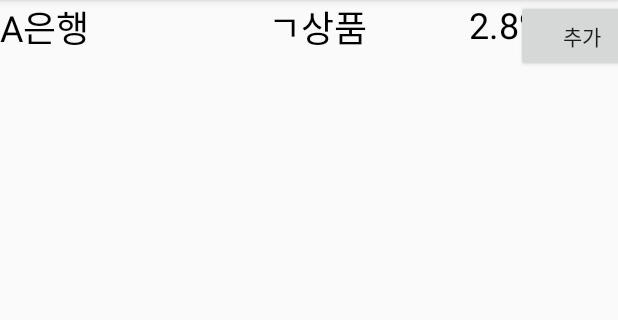
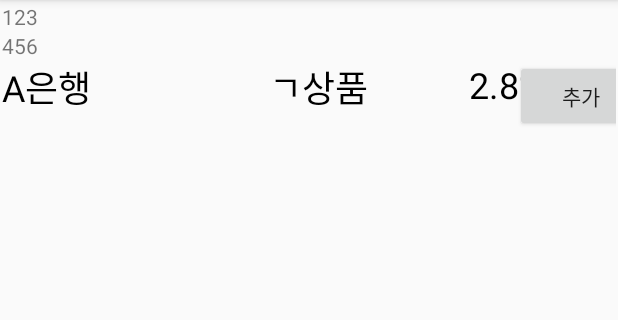
Before and after one commit to daeyoi/TITAE, an Android app: the SearchActivity screen opened directly, with no data from a screen before it, on a phone screen of 412 x 824 dp, the part 84-404 px from its top. Run offline under Robolectric (Android 15) with nearby library versions, the phone set to English and light mode, and no system bars; 6 statements that could not run were skipped.

Commit message:
search2Activity 구현 (multi select intent 미구현)

```diff
--- a/app/build.gradle
+++ b/app/build.gradle
@@ -26,7 +26,7 @@ android {
 dependencies {
     implementation fileTree(dir: 'libs', include: ['*.jar'])
 
-    implementation 'androidx.appcompat:appcompat:1.0.2'
+    implementation 'androidx.appcompat:appcompat:1.1.0'
     implementation 'com.google.android.material:material:1.0.0'
     implementation 'androidx.constraintlayout:constraintlayout:1.1.3'
     implementation 'androidx.navigation:navigation-fragment:2.0.0'
--- a/app/src/main/java/com/example/titae/MainActivity.java
+++ b/app/src/main/java/com/example/titae/MainActivity.java
@@ -19,12 +19,13 @@ public class MainActivity extends AppCompatActivity {
     protected void onCreate(Bundle savedInstanceState) {
         super.onCreate(savedInstanceState);
         setContentView(R.layout.activity_main);
+
         Button MTSbtn = (Button)findViewById(R.id.main_to_search_btn);
         MTSbtn.setOnClickListener(new View.OnClickListener() {
             @Override
             public void onClick(View v) {
-                Toast.makeText(getApplicationContext(), "to SearchActivity", Toast.LENGTH_LONG).show();
-                Intent myintent = new Intent(MainActivity.this, SearchActivity.class);
+                Toast.makeText(getApplicationContext(), "button click (to Search2Act)", Toast.LENGTH_LONG).show();
+                Intent myintent = new Intent(MainActivity.this, Search2Activity.class);
                 startActivity(myintent);
                 finish();
             }
--- a/app/src/main/java/com/example/titae/SearchActivity.java
+++ b/app/src/main/java/com/example/titae/SearchActivity.java
@@ -4,8 +4,13 @@ import androidx.appcompat.app.AppCompatActivity;
 import androidx.recyclerview.widget.LinearLayoutManager;
 import androidx.recyclerview.widget.RecyclerView;
 
+import android.content.Intent;
 import android.graphics.drawable.Drawable;
 import android.os.Bundle;
+import android.widget.TextView;
+import android.widget.Toast;
+
+import org.w3c.dom.Text;
 
 import java.util.ArrayList;
 
@@ -14,19 +19,40 @@ public class SearchActivity extends AppCompatActivity {
     SearchRecyclerAdapter mAdapter = null ;
     ArrayList<SearchRecyclerItem> mList = new ArrayList<SearchRecyclerItem>();
 
+
+
     @Override
     protected void onCreate(Bundle savedInstanceState) {
         super.onCreate(savedInstanceState);
         setContentView(R.layout.activity_search);
+
+        Intent intent = getIntent();
+        SearchData searchData = (SearchData)intent.getSerializableExtra("SEARCH_DATA");
+        if(searchData == null)
+        {
+            Toast.makeText(getApplicationContext(), "Tq", Toast.LENGTH_LONG).show();
+        }
+
+        TextView tv1 = (TextView)findViewById(R.id.tv1);
+        TextView tv2 = (TextView)findViewById(R.id.tv2);
+        TextView tv3 = (TextView)findViewById(R.id.tv3);
+        TextView tv4 = (TextView)findViewById(R.id.tv4);
+        TextView tv5 = (TextView)findViewById(R.id.tv5);
+        TextView tv6 = (TextView)findViewById(R.id.tv6);
+
+        tv1.setText("금융권역: " + searchData.getFinancialSphere() + "  ");
+        tv2.setText("가입대상: " + searchData.getTarget() + "  ");
+        tv3.setText("적립방식: " + searchData.getCalMethod() + "  ");
+        tv4.setText("지역: " + searchData.getRegion() + "  ");
+        tv5.setText("적립금액: " + searchData.getAmount() + "  ");
+        tv6.setText("저축기간: " + searchData.getPeriod() + "  ");
 
         mRecyclerView = findViewById(R.id.search_list) ;
 
         // 리사이클러뷰에 SimpleTextAdapter 객체 지정.
         mAdapter = new SearchRecyclerAdapter(mList) ;
         mRecyclerView.setAdapter(mAdapter) ;
-
         mRecyclerView.setLayoutManager(new LinearLayoutManager(this)) ;
-
 
         // 아이템 추가. 임시로 직접입력
         addItem("A은행",
@@ -40,6 +66,35 @@ public class SearchActivity extends AppCompatActivity {
         addItem("E은행",
                 "ㅁ상품", 2.77F) ;
 
+
+        addItem("D은행",
+                "ㄹ상품", 2.94F) ;
+        addItem("E은행",
+                "ㅁ상품", 2.77F) ;
+        addItem("D은행",
+                "ㄹ상품", 2.94F) ;
+        addItem("E은행",
+                "ㅁ상품", 2.77F) ;
+        addItem("D은행",
+                "ㄹ상품", 2.94F) ;
+        addItem("E은행",
+                "ㅁ상품", 2.77F) ;
+        addItem("D은행",
+                "ㄹ상품", 2.94F) ;
+        addItem("E은행",
+                "ㅁ상품", 2.77F) ;
+        addItem("D은행",
+                "ㄹ상품", 2.94F) ;
+        addItem("E은행",
+                "ㅁ상품", 2.77F) ;
+        addItem("D은행",
+                "ㄹ상품", 2.94F) ;
+        addItem("E은행",
+                "ㅁ상품", 2.77F) ;
+        addItem("D은행",
+                "ㄹ상품", 2.94F) ;
+        addItem("E은행",
+                "ㅁ상품", 2.77F) ;
         mAdapter.notifyDataSetChanged() ;
     }
 
@@ -54,4 +109,5 @@ public class SearchActivity extends AppCompatActivity {
 
         mList.add(item);
     }
+
 }
--- a/app/src/main/res/layout/activity_search.xml
+++ b/app/src/main/res/layout/activity_search.xml
@@ -6,12 +6,75 @@
     android:layout_height="match_parent"
     tools:context=".SearchActivity">
 
-    <androidx.recyclerview.widget.RecyclerView
-        android:layout_width="match_parent"
+    <LinearLayout
+        android:id="@+id/linearLayout"
+        android:layout_width="0dp"
         android:layout_height="0dp"
-        android:id="@+id/search_list"
+        android:layout_marginStart="1dp"
+        android:layout_marginLeft="1dp"
+        android:layout_marginTop="1dp"
+        android:layout_marginEnd="1dp"
+        android:layout_marginRight="1dp"
+        android:layout_marginBottom="1dp"
+        android:orientation="vertical"
         app:layout_constraintBottom_toBottomOf="parent"
-        app:layout_constraintRight_toLeftOf="parent"
-        app:layout_constraintRight_toRightOf="parent"
-        app:layout_constraintTop_toTopOf="parent"/>
+        app:layout_constraintEnd_toEndOf="parent"
+        app:layout_constraintStart_toStartOf="parent"
+        app:layout_constraintTop_toTopOf="parent">
+
+        <LinearLayout
+            android:layout_width="match_parent"
+            android:layout_height="wrap_content"
+            android:orientation="horizontal">
+
+            <TextView
+                android:id="@+id/tv1"
+                android:layout_width="wrap_content"
+                android:layout_height="wrap_content"
+                android:text="1" />
+
+            <TextView
+                android:id="@+id/tv2"
+                android:layout_width="wrap_content"
+                android:layout_height="wrap_content"
+                android:text="2" />
+
+            <TextView
+                android:id="@+id/tv3"
+                android:layout_width="wrap_content"
+                android:layout_height="wrap_content"
+                android:text="3" />
+        </LinearLayout>
+
+        <LinearLayout
+            android:layout_width="match_parent"
+            android:layout_height="wrap_content"
+            android:orientation="horizontal">
+
+            <TextView
+                android:id="@+id/tv4"
+                android:layout_width="wrap_content"
+                android:layout_height="wrap_content"
+                android:text="4" />
+
+            <TextView
+                android:id="@+id/tv5"
+                android:layout_width="wrap_content"
+                android:layout_height="wrap_content"
+                android:text="5" />
+
+            <TextView
+                android:id="@+id/tv6"
+                android:layout_width="wrap_content"
+                android:layout_height="wrap_content"
+                android:text="6" />
+        </LinearLayout>
+
+        <androidx.recyclerview.widget.RecyclerView
+            android:id="@+id/search_list"
+            android:layout_width="match_parent"
+            android:layout_height="match_parent" />
+
+    </LinearLayout>
+
 </androidx.constraintlayout.widget.ConstraintLayout>
--- a/build.gradle
+++ b/build.gradle
@@ -5,12 +5,9 @@ buildscript {
     repositories {
         google()
         jcenter()
-
     }
     dependencies {
         classpath 'com.android.tools.build:gradle:3.6.3'
-
-
         // NOTE: Do not place your application dependencies here; they belong
         // in the individual module build.gradle files
     }
```
Also changed, not shown: app/src/main/java/com/example/titae/Search2Activity.java (added, +329 -0 lines), app/src/main/java/com/example/titae/SearchData.java (added, +65 -0 lines).
